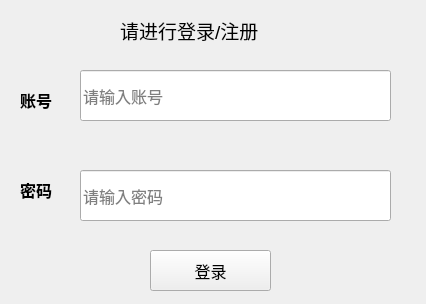
Old version of the form src/MyGame/asklogin.ui in the repository scutll/Cpp_project_sgame.
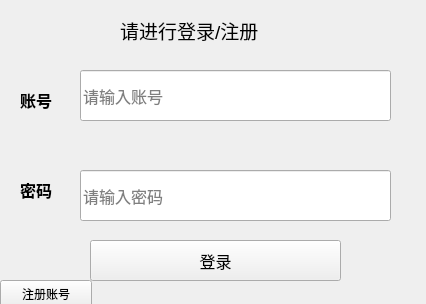
New version of the form.

Commit message: Version1.3将注册和登录分离开，并修复了注册再登录会提醒两次的bug

What changed in the file:
```diff
--- a/src/MyGame/asklogin.ui
+++ b/src/MyGame/asklogin.ui
@@ -61,9 +61,9 @@
   <widget class="QPushButton" name="LoginRequestBtn">
    <property name="geometry">
     <rect>
-     <x>150</x>
-     <y>250</y>
-     <width>121</width>
+     <x>90</x>
+     <y>240</y>
+     <width>251</width>
      <height>41</height>
     </rect>
    </property>
@@ -132,6 +132,32 @@
     <string>请进行登录/注册</string>
    </property>
   </widget>
+  <widget class="QLabel" name="refuseLogin">
+   <property name="geometry">
+    <rect>
+     <x>80</x>
+     <y>220</y>
+     <width>311</width>
+     <height>19</height>
+    </rect>
+   </property>
+   <property name="text">
+    <string>&lt;html&gt;&lt;head/&gt;&lt;body&gt;&lt;p&gt;&lt;br/&gt;&lt;/p&gt;&lt;/body&gt;&lt;/html&gt;</string>
+   </property>
+  </widget>
+  <widget class="QPushButton" name="RegisterRequestLogin">
+   <property name="geometry">
+    <rect>
+     <x>0</x>
+     <y>280</y>
+     <width>92</width>
+     <height>28</height>
+    </rect>
+   </property>
+   <property name="text">
+    <string>注册账号</string>
+   </property>
+  </widget>
  </widget>
  <resources/>
  <connections/>
```
The commit also changes 17 other files.
